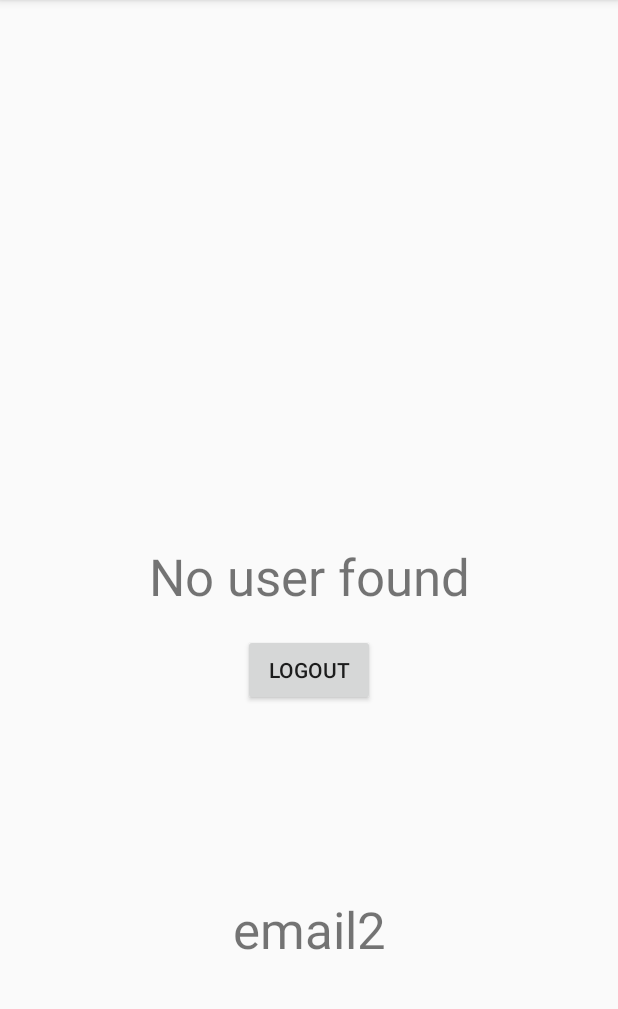
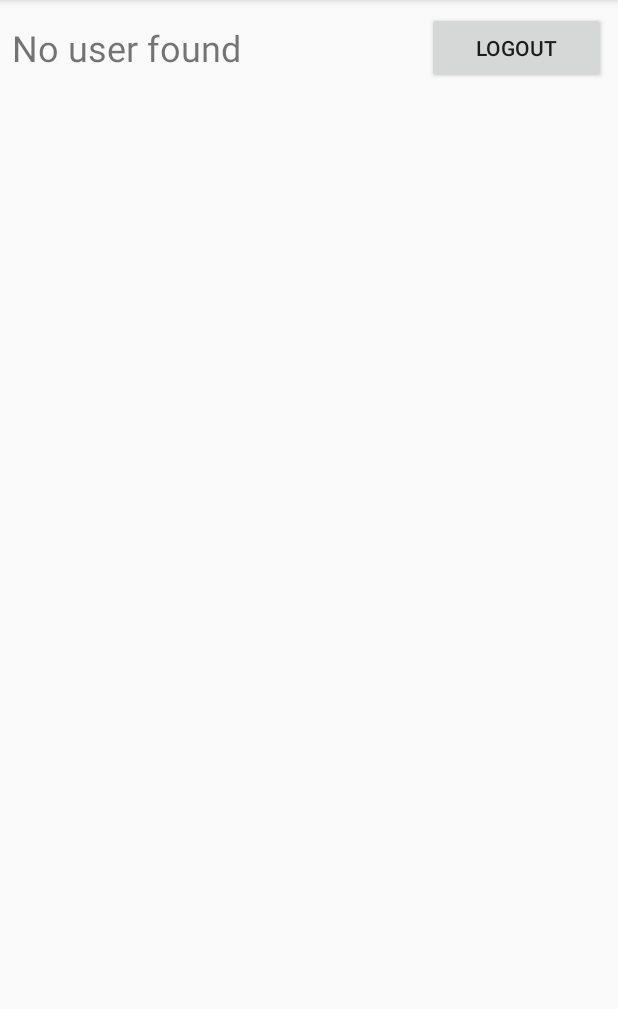
Before and after one commit to 217013277/MobileAppProject, an Android app: the screen it shows after launch (MainActivity), on a phone screen of 412 x 824 dp, the part 84-1093 px from its top. Run offline under Robolectric (Android 15) with nearby library versions, the phone set to English and light mode, and no system bars; our stand-ins replace Firebase (no records; nobody signed in at launch, a user with empty details on screens opened directly).

Commit message:
applying fragment item_list

```diff
--- a/app/src/main/res/layout/activity_main.xml
+++ b/app/src/main/res/layout/activity_main.xml
@@ -6,38 +6,51 @@
     android:layout_height="match_parent"
     tools:context=".MainActivity">
 
-    <TextView
-        android:layout_width="wrap_content"
-        android:layout_height="wrap_content"
-        android:id="@+id/email"
-        android:text="email"
-        android:textSize="34sp"
-        app:layout_constraintBottom_toBottomOf="parent"
+    <LinearLayout
+        android:id="@+id/emailHeader"
+        android:layout_width="match_parent"
+        android:layout_height="48dp"
+        android:layout_marginStart="8dp"
+        android:layout_marginTop="8dp"
+        android:layout_marginEnd="8dp"
+        android:orientation="horizontal"
         app:layout_constraintEnd_toEndOf="parent"
         app:layout_constraintStart_toStartOf="parent"
-        app:layout_constraintTop_toTopOf="parent"
-        tools:ignore="HardcodedText" />
+        app:layout_constraintTop_toTopOf="parent">
 
         <TextView
-        android:id="@+id/email2"
-        android:layout_width="wrap_content"
-        android:layout_height="wrap_content"
-        android:text="email2"
-        android:textSize="34sp"
-        app:layout_constraintBottom_toBottomOf="parent"
-        app:layout_constraintEnd_toEndOf="parent"
-        app:layout_constraintStart_toStartOf="parent"
-        app:layout_constraintTop_toBottomOf="@+id/logoutBtn"
+            android:id="@+id/email"
+            android:layout_width="0dp"
+            android:layout_height="match_parent"
+            android:layout_weight="7"
+            android:autoSizeMaxTextSize="24sp"
+            android:autoSizeMinTextSize="12sp"
+            android:autoSizeTextType="uniform"
+            android:gravity="center_vertical"
+            android:text="abcabc@email.com"
             tools:ignore="HardcodedText" />
 
         <Button
             android:id="@+id/logoutBtn"
-        android:layout_width="wrap_content"
-        android:layout_height="wrap_content"
-        android:layout_marginTop="16dp"
-        android:text="@string/logout"
+            android:layout_width="0dp"
+            android:layout_height="match_parent"
+            android:layout_weight="3"
+            android:text="@string/logout" />
+
+    </LinearLayout>
+
+    <FrameLayout
+        android:id="@+id/itemListFragment"
+        android:layout_width="0dp"
+        android:layout_height="0dp"
+        android:layout_marginStart="8dp"
+        android:layout_marginTop="8dp"
+        android:layout_marginEnd="8dp"
+        app:layout_constraintBottom_toBottomOf="parent"
         app:layout_constraintEnd_toEndOf="parent"
         app:layout_constraintStart_toStartOf="parent"
-        app:layout_constraintTop_toBottomOf="@id/email" />
+        app:layout_constraintTop_toBottomOf="@+id/emailHeader">
+
+    </FrameLayout>
 
 </androidx.constraintlayout.widget.ConstraintLayout>
```
Lines whose indentation alone changed are shown as unchanged.
